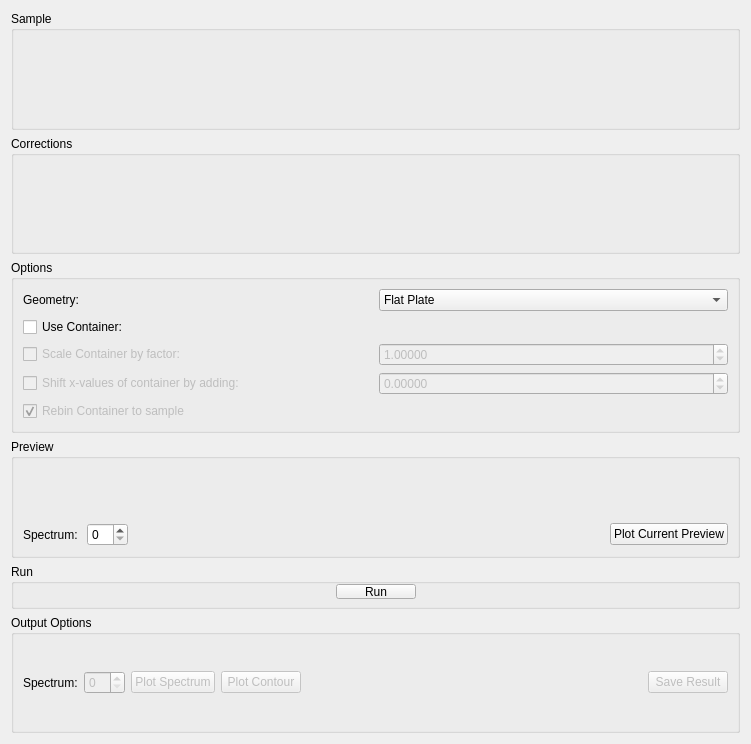
Above: qt/scientific_interfaces/Indirect/ApplyAbsorptionCorrections.ui from mantidproject/mantid before the change. Below: the same form after it.
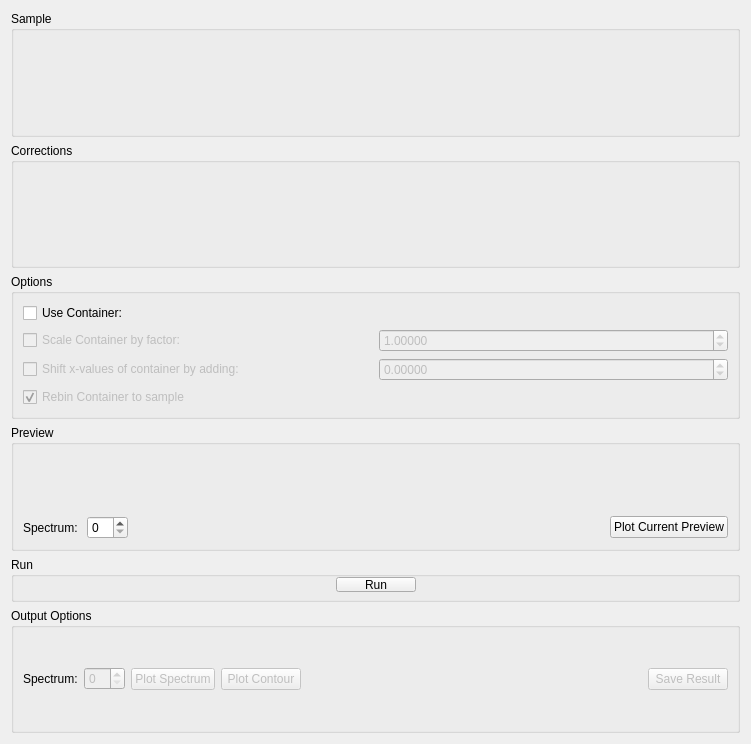
That is the form after the change. Custom widgets are drawn as their Qt base class.

Commit message: Re #25185 apply absorption corr remove geometry

What changed in the file:
```diff
--- a/qt/scientific_interfaces/Indirect/ApplyAbsorptionCorrections.ui
+++ b/qt/scientific_interfaces/Indirect/ApplyAbsorptionCorrections.ui
@@ -98,30 +98,66 @@
       <string>Options</string>
      </property>
      <layout class="QGridLayout" name="gridLayout">
+      <item row="4" column="0">
+       <widget class="QCheckBox" name="ckRebinContainer">
+        <property name="enabled">
+         <bool>false</bool>
+        </property>
+        <property name="text">
+         <string>Rebin Container to sample</string>
+        </property>
+        <property name="checked">
+         <bool>true</bool>
+        </property>
+       </widget>
+      </item>
+      <item row="0" column="0">
+       <widget class="QCheckBox" name="ckUseCan">
+        <property name="text">
+         <string>Use Container:</string>
+        </property>
+       </widget>
+      </item>
+      <item row="2" column="0">
+       <widget class="QCheckBox" name="ckScaleCan">
+        <property name="enabled">
+         <bool>false</bool>
+        </property>
+        <property name="text">
+         <string>Scale Container by factor:</string>
+        </property>
+        <property name="checked">
+         <bool>false</bool>
+        </property>
+       </widget>
+      </item>
       <item row="3" column="1">
-       <layout class="QHBoxLayout" name="loScaleFactor">
+       <layout class="QHBoxLayout" name="loShiftFactor">
         <item>
-         <widget class="QDoubleSpinBox" name="spCanScale">
+         <widget class="QDoubleSpinBox" name="spCanShift">
           <property name="enabled">
            <bool>false</bool>
           </property>
           <property name="decimals">
            <number>5</number>
           </property>
+          <property name="minimum">
+           <double>-999.990000000000009</double>
+          </property>
           <property name="maximum">
            <double>999.990000000000009</double>
           </property>
           <property name="singleStep">
-           <double>0.100000000000000</double>
+           <double>0.010000000000000</double>
           </property>
           <property name="value">
-           <double>1.000000000000000</double>
+           <double>0.000000000000000</double>
           </property>
          </widget>
         </item>
        </layout>
       </item>
-      <item row="1" column="1">
+      <item row="0" column="1">
        <widget class="MantidQt::MantidWidgets::DataSelector" name="dsContainer" native="true">
         <property name="enabled">
          <bool>false</bool>
@@ -155,85 +191,30 @@
         </property>
        </widget>
       </item>
-      <item row="4" column="1">
-       <layout class="QHBoxLayout" name="loShiftFactor">
+      <item row="2" column="1">
+       <layout class="QHBoxLayout" name="loScaleFactor">
         <item>
-         <widget class="QDoubleSpinBox" name="spCanShift">
+         <widget class="QDoubleSpinBox" name="spCanScale">
           <property name="enabled">
            <bool>false</bool>
           </property>
           <property name="decimals">
            <number>5</number>
           </property>
-          <property name="minimum">
-           <double>-999.990000000000009</double>
-          </property>
           <property name="maximum">
            <double>999.990000000000009</double>
           </property>
           <property name="singleStep">
-           <double>0.010000000000000</double>
+           <double>0.100000000000000</double>
           </property>
           <property name="value">
-           <double>0.000000000000000</double>
+           <double>1.000000000000000</double>
           </property>
          </widget>
         </item>
        </layout>
       </item>
       <item row="3" column="0">
-       <widget class="QCheckBox" name="ckScaleCan">
-        <property name="enabled">
-         <bool>false</bool>
-        </property>
-        <property name="text">
-         <string>Scale Container by factor:</string>
-        </property>
-        <property name="checked">
-         <bool>false</bool>
-        </property>
-       </widget>
-      </item>
-      <item row="0" column="1">
-       <widget class="QComboBox" name="cbGeometry">
-        <item>
-         <property name="text">
-          <string>Flat Plate</string>
-         </property>
-        </item>
-        <item>
-         <property name="text">
-          <string>Cylinder</string>
-         </property>
-        </item>
-        <item>
-         <property name="text">
-          <string>Annulus</string>
-         </property>
-        </item>
-       </widget>
-      </item>
-      <item row="0" column="0">
-       <widget class="QLabel" name="lbGeometry">
-        <property name="text">
-         <string>Geometry:</string>
-        </property>
-       </widget>
-      </item>
-      <item row="5" column="0">
-       <widget class="QCheckBox" name="ckRebinContainer">
-        <property name="enabled">
-         <bool>false</bool>
-        </property>
-        <property name="text">
-         <string>Rebin Container to sample</string>
-        </property>
-        <property name="checked">
-         <bool>true</bool>
-        </property>
-       </widget>
-      </item>
-      <item row="4" column="0">
        <widget class="QCheckBox" name="ckShiftCan">
         <property name="enabled">
          <bool>false</bool>
@@ -246,13 +227,6 @@
         </property>
        </widget>
       </item>
-      <item row="1" column="0">
-       <widget class="QCheckBox" name="ckUseCan">
-        <property name="text">
-         <string>Use Container:</string>
-        </property>
-       </widget>
-      </item>
      </layout>
     </widget>
    </item>
```
The commit also changes 2 other files.
